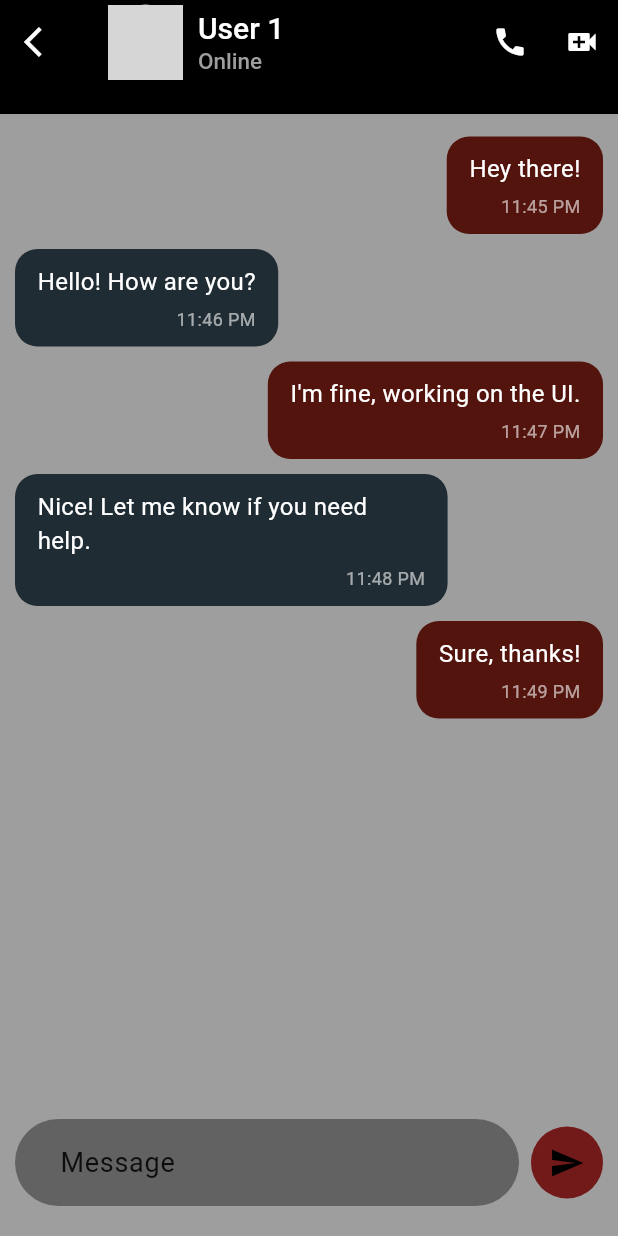
After one commit to AhmedHelmy18/Nti, a Flutter app: the screen it shows after launch, after a tap on "User 1", on a phone screen of 412 x 824 dp. The commit adds this screen. Run offline on Flutter 3.47's test engine with Material 3 defaults, Android fonts, the phone set to English and light mode, and no system bars; network calls fail; grey boxes are pictures that could not be loaded.

Commit message:
done chat page.

```diff
--- /dev/null
+++ b/whats_app/lib/ui/component/chat/appbar.dart
@@ -0,0 +1,66 @@
+import 'package:flutter/material.dart';
+
+class Appbar extends StatelessWidget implements PreferredSizeWidget {
+  const Appbar({super.key});
+
+  @override
+  Size get preferredSize => const Size.fromHeight(kToolbarHeight + 20);
+
+  @override
+  Widget build(BuildContext context) {
+    return AppBar(
+      backgroundColor: Colors.black,
+      leading: SizedBox(
+        width: 60,
+        child: IconButton(
+          onPressed: () {
+            Navigator.pop(context);
+          },
+          icon: Icon(Icons.arrow_back_ios, color: Colors.white),
+        ),
+      ),
+      title: Row(
+        children: [
+          CircleAvatar(
+            radius: 25,
+            backgroundImage: NetworkImage(
+              'https://images.unsplash.com/photo-1535713875002-d1d0cf377fde?ixlib=rb-4.0.3&ixid=M3wxMjA3fDB8MHxzZWFyY2h8Mnx8cGVyc29ufGVufDB8fDB8fHww&auto=format&fit=crop&w=500&q=60',
+            ),
+          ),
+          const SizedBox(width: 10),
+          Column(
+            crossAxisAlignment: CrossAxisAlignment.start,
+            children: const [
+              Text(
+                'User 1',
+                style: TextStyle(
+                  color: Colors.white,
+                  fontSize: 20,
+                  fontWeight: FontWeight.w500,
+                ),
+              ),
+              Text(
+                'Online',
+                style: TextStyle(
+                  color: Colors.grey,
+                  fontSize: 15,
+                  fontWeight: FontWeight.w500,
+                ),
+              ),
+            ],
+          ),
+        ],
+      ),
+      actions: [
+        IconButton(
+          icon: Icon(Icons.call, color: Colors.white),
+          onPressed: () {},
+        ),
+        IconButton(
+          icon: Icon(Icons.video_call, color: Colors.white),
+          onPressed: () {},
+        ),
+      ],
+    );
+  }
+}
--- /dev/null
+++ b/whats_app/lib/ui/component/chat/chat_messages.dart
@@ -0,0 +1,85 @@
+import 'package:flutter/material.dart';
+import 'package:whats_app/ui/component/chat/send_message.dart';
+
+class ChatScreen extends StatelessWidget {
+  const ChatScreen({super.key});
+
+  @override
+  Widget build(BuildContext context) {
+    final List<Map<String, dynamic>> messages = [
+      {'text': 'Hey there!', 'isMe': true, 'time': '11:45 PM'},
+      {'text': 'Hello! How are you?', 'isMe': false, 'time': '11:46 PM'},
+      {
+        'text': 'I\'m fine, working on the UI.',
+        'isMe': true,
+        'time': '11:47 PM',
+      },
+      {
+        'text': 'Nice! Let me know if you need help.',
+        'isMe': false,
+        'time': '11:48 PM',
+      },
+      {'text': 'Sure, thanks!', 'isMe': true, 'time': '11:49 PM'},
+    ];
+
+    return SafeArea(
+      child: Column(
+        children: [
+          Expanded(
+            child: ListView.builder(
+              padding: const EdgeInsets.all(10),
+              itemCount: messages.length,
+              itemBuilder: (context, index) {
+                final message = messages[index];
+                return Align(
+                  alignment:
+                      message['isMe'] as bool
+                          ? Alignment.centerRight
+                          : Alignment.centerLeft,
+                  child: Container(
+                    margin: const EdgeInsets.symmetric(vertical: 5),
+                    padding: const EdgeInsets.symmetric(
+                      horizontal: 15,
+                      vertical: 10,
+                    ),
+                    constraints: BoxConstraints(
+                      maxWidth: MediaQuery.of(context).size.width * 0.7,
+                    ),
+                    decoration: BoxDecoration(
+                      color:
+                          message['isMe'] as bool
+                              ? const Color(0xFF52140D)
+                              : const Color(0xFF202C33),
+                      borderRadius: BorderRadius.circular(15),
+                    ),
+                    child: Column(
+                      crossAxisAlignment: CrossAxisAlignment.end,
+                      children: [
+                        Text(
+                          message['text']!,
+                          style: const TextStyle(
+                            color: Colors.white,
+                            fontSize: 16,
+                          ),
+                        ),
+                        const SizedBox(height: 5),
+                        Text(
+                          message['time']!,
+                          style: TextStyle(
+                            color: Colors.white.withOpacity(0.6),
+                            fontSize: 12,
+                          ),
+                        ),
+                      ],
+                    ),
+                  ),
+                );
+              },
+            ),
+          ),
+          const SendMessage(),
+        ],
+      ),
+    );
+  }
+}
--- /dev/null
+++ b/whats_app/lib/ui/component/chat/send_message.dart
@@ -0,0 +1,54 @@
+import 'package:flutter/material.dart';
+
+class SendMessage extends StatelessWidget {
+  const SendMessage({super.key});
+
+  @override
+  Widget build(BuildContext context) {
+    return Align(
+      alignment: Alignment.bottomCenter,
+      child: Row(
+        children: [
+          Expanded(
+            child: Container(
+              margin: EdgeInsets.only(left: 10, right: 8, bottom: 20),
+              padding: EdgeInsets.symmetric(horizontal: 30, vertical: 5),
+              decoration: BoxDecoration(
+                color: Colors.black38,
+                boxShadow: const [
+                  BoxShadow(
+                    color: Colors.grey,
+                    offset: Offset(0.0, 0.0),
+                    blurRadius: 10.0,
+                    spreadRadius: 0.0,
+                  ),
+                ],
+                borderRadius: BorderRadius.circular(30),
+              ),
+              child: TextFormField(
+                maxLines: 1,
+                textInputAction: TextInputAction.done,
+                decoration: InputDecoration(
+                  hintText: 'Message',
+                  border: InputBorder.none,
+                  hintStyle: TextStyle(color: Colors.black87, fontSize: 18),
+                ),
+              ),
+            ),
+          ),
+          Container(
+            margin: EdgeInsets.only(right: 10, bottom: 20),
+            decoration: BoxDecoration(
+              color: Color.fromRGBO(114, 25, 25, 1.0),
+              shape: BoxShape.circle,
+            ),
+            child: IconButton(
+              icon: Icon(Icons.send, color: Colors.black),
+              onPressed: () {},
+            ),
+          ),
+        ],
+      ),
+    );
+  }
+}
--- a/whats_app/lib/ui/component/home/custom_list_title.dart
+++ b/whats_app/lib/ui/component/home/custom_list_title.dart
@@ -1,5 +1,6 @@
 import 'package:flutter/material.dart';
 import 'package:whats_app/ui/model/model_chat.dart';
+import 'package:whats_app/ui/screens/chat.dart';
 
 class CustomWidgetListTitle extends StatelessWidget {
   const CustomWidgetListTitle({super.key, required this.chat});
@@ -8,7 +9,14 @@ class CustomWidgetListTitle extends StatelessWidget {
 
   @override
   Widget build(BuildContext context) {
-    return ListTile(
+    return GestureDetector(
+      onTap: () {
+        Navigator.push(
+          context,
+          MaterialPageRoute(builder: (context) => Chat()),
+        );
+      },
+      child: ListTile(
         leading: CircleAvatar(
           radius: 30,
           backgroundImage: NetworkImage(chat.avatarUrl),
@@ -39,6 +47,7 @@ class CustomWidgetListTitle extends StatelessWidget {
             fontWeight: FontWeight.w500,
           ),
         ),
+      ),
     );
   }
 }
--- a/whats_app/lib/ui/screens/chat.dart
+++ b/whats_app/lib/ui/screens/chat.dart
@@ -0,0 +1,17 @@
+import 'package:flutter/material.dart';
+import 'package:whats_app/ui/component/chat/appbar.dart';
+import 'package:whats_app/ui/component/chat/chat_messages.dart';
+import 'package:whats_app/ui/component/chat/send_message.dart';
+
+class Chat extends StatelessWidget {
+  const Chat({super.key});
+
+  @override
+  Widget build(BuildContext context) {
+    return Scaffold(
+      backgroundColor: Colors.black38,
+      appBar: Appbar(),
+      body: ChatScreen(),
+    );
+  }
+}
```
Lines whose indentation alone changed are shown as unchanged.
